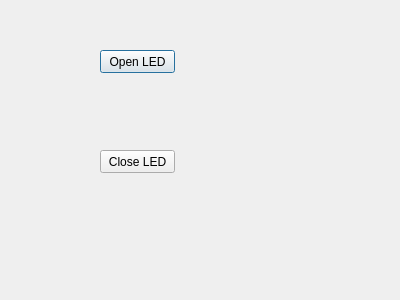
Old version of the form dialog.ui in the repository eploentham/TimerWater.
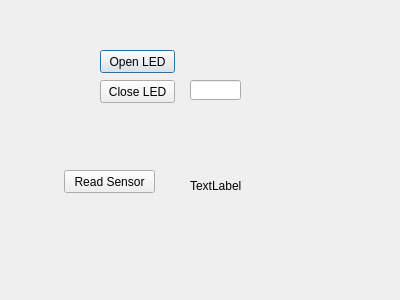
New version of the form.

Diff of the .ui file:
```diff
--- a/dialog.ui
+++ b/dialog.ui
@@ -30,7 +30,7 @@
    <property name="geometry">
     <rect>
      <x>100</x>
-     <y>150</y>
+     <y>80</y>
      <width>75</width>
      <height>23</height>
     </rect>
@@ -39,6 +39,42 @@
     <string>Close LED</string>
    </property>
   </widget>
+  <widget class="QLineEdit" name="txtPort">
+   <property name="geometry">
+    <rect>
+     <x>190</x>
+     <y>80</y>
+     <width>51</width>
+     <height>20</height>
+    </rect>
+   </property>
+  </widget>
+  <widget class="QLabel" name="txtSensor">
+   <property name="geometry">
+    <rect>
+     <x>190</x>
+     <y>170</y>
+     <width>171</width>
+     <height>31</height>
+    </rect>
+   </property>
+   <property name="text">
+    <string>TextLabel</string>
+   </property>
+  </widget>
+  <widget class="QPushButton" name="pushButton_3">
+   <property name="geometry">
+    <rect>
+     <x>64</x>
+     <y>170</y>
+     <width>91</width>
+     <height>23</height>
+    </rect>
+   </property>
+   <property name="text">
+    <string>Read Sensor</string>
+   </property>
+  </widget>
  </widget>
  <resources/>
  <connections/>
```
